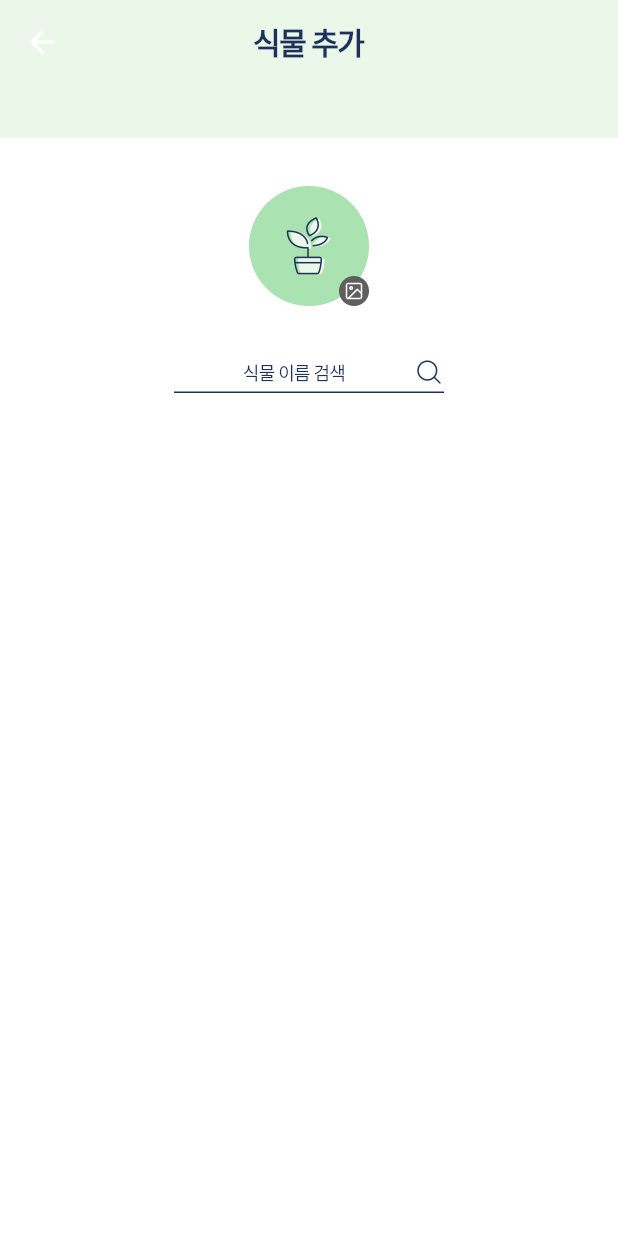
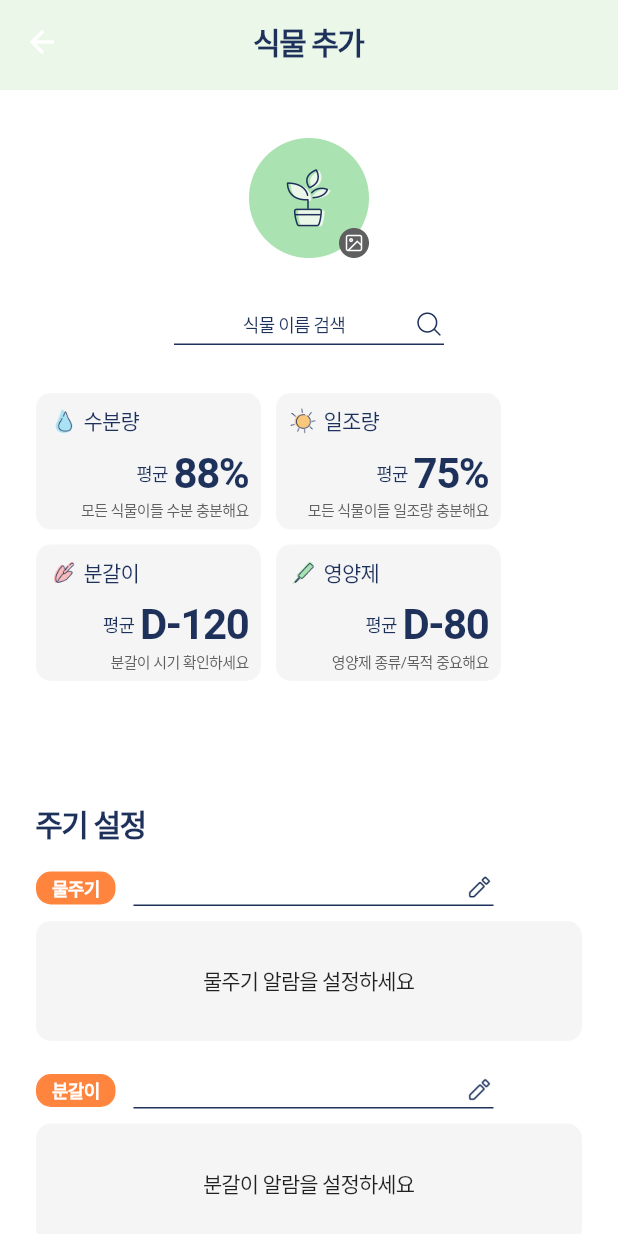
Before and after one commit to sungheeyoon/flutter-plant-plan, a Flutter app: the AddScreen screen opened directly, on a phone screen of 412 x 824 dp. Run offline on Flutter 3.47's test engine with Material 2 defaults, Android fonts, the phone set to English and light mode, and no system bars; our stand-ins replace shared_preferences; missing offline and left inert: snapping_sheet; accounts and stored records are empty; network calls fail; Roboto replaces fonts that are missing (Pretendard); statements that could not run were skipped.

Commit message:
Finished Add Screen

```diff
--- a/lib/screens/add_screen.dart
+++ b/lib/screens/add_screen.dart
@@ -1,4 +1,5 @@
 import 'package:flutter/material.dart';
+import 'package:plant_plan/screens/snapping_screen.dart';
 import 'package:plant_plan/widgets/image_box.dart';
 
 class AddScreen extends StatelessWidget {
@@ -8,7 +9,7 @@ class AddScreen extends StatelessWidget {
   Widget build(BuildContext context) {
     return Scaffold(
       appBar: PreferredSize(
-        preferredSize: const Size.fromHeight(92.0),
+        preferredSize: const Size.fromHeight(60.0),
         child: AppBar(
           elevation: 0,
           backgroundColor: const Color.fromRGBO(235, 247, 232, 1),
@@ -20,18 +21,26 @@ class AddScreen extends StatelessWidget {
           centerTitle: true,
         ),
       ),
-      body: Padding(
+      body: SingleChildScrollView(
+        child: Padding(
           padding: const EdgeInsets.fromLTRB(24, 32, 24, 0),
-        child: Center(
+          child: Column(
+            crossAxisAlignment: CrossAxisAlignment.start,
+            children: [
+              Center(
                 child: Column(
                   children: [
                     Stack(
                       alignment: AlignmentDirectional.bottomEnd,
                       children: const [
                         ImageBox(
-                      imageUri: 'assets/images/pot.png', width: 80, height: 80),
+                            imageUri: 'assets/images/pot.png',
+                            width: 80,
+                            height: 80),
                         ImageBox(
-                      imageUri: 'assets/icons/img.png', width: 20, height: 20)
+                            imageUri: 'assets/icons/img.png',
+                            width: 20,
+                            height: 20)
                       ],
                     ),
                     const SizedBox(
@@ -40,10 +49,8 @@ class AddScreen extends StatelessWidget {
                     SizedBox(
                       width: 180,
                       child: TextField(
-                  style: Theme.of(context)
-                      .textTheme
-                      .bodySmall!
-                      .copyWith(color: const Color.fromRGBO(29, 49, 91, 1)),
+                        style: Theme.of(context).textTheme.bodySmall!.copyWith(
+                            color: const Color.fromRGBO(29, 49, 91, 1)),
                         textAlign: TextAlign.center,
                         decoration: const InputDecoration(
                           suffixIconConstraints:
@@ -55,13 +62,82 @@ class AddScreen extends StatelessWidget {
                           isCollapsed: true,
                           contentPadding: EdgeInsets.symmetric(vertical: 5),
                           hintText: '식물 이름 검색',
-                    hintStyle: TextStyle(color: Color.fromRGBO(29, 49, 91, 1)),
+                          hintStyle:
+                              TextStyle(color: Color.fromRGBO(29, 49, 91, 1)),
                           enabledBorder: UnderlineInputBorder(
                             borderSide: BorderSide(
                                 width: 1, color: Color.fromRGBO(29, 49, 91, 1)),
                           ),
                         ),
                       ),
+                    ),
+                    const SizedBox(
+                      height: 32,
+                    ),
+                    Row(children: const [
+                      SnappingContainer(
+                          imageUrl: "assets/images/management/humid.png",
+                          title: "수분량",
+                          measure: "88%",
+                          explain: "모든 식물이들 수분 충분해요"),
+                      SizedBox(
+                        width: 10,
+                      ),
+                      SnappingContainer(
+                          imageUrl: "assets/images/management/sun.png",
+                          title: "일조량",
+                          measure: "75%",
+                          explain: "모든 식물이들 일조량 충분해요"),
+                    ]),
+                    const SizedBox(
+                      height: 10,
+                    ),
+                    Row(children: const [
+                      SnappingContainer(
+                          imageUrl: "assets/images/management/division.png",
+                          title: "분갈이",
+                          measure: "D-120",
+                          explain: "분갈이 시기 확인하세요"),
+                      SizedBox(
+                        width: 10,
+                      ),
+                      SnappingContainer(
+                          imageUrl: "assets/images/management/nutrient.png",
+                          title: "영양제",
+                          measure: "D-80",
+                          explain: "영양제 종류/목적 중요해요")
+                    ])
+                  ],
+                ),
+              ),
+              Column(
+                crossAxisAlignment: CrossAxisAlignment.start,
+                children: [
+                  const SizedBox(
+                    height: 80,
+                  ),
+                  Text("주기 설정",
+                      style: Theme.of(context)
+                          .textTheme
+                          .headlineLarge!
+                          .copyWith(
+                              color: const Color.fromRGBO(29, 49, 91, 1))),
+                  const SizedBox(
+                    height: 16,
+                  ),
+                  const SettingCard(title: "물주기"),
+                  const SizedBox(
+                    height: 21,
+                  ),
+                  const SettingCard(title: "분갈이"),
+                  const SizedBox(
+                    height: 21,
+                  ),
+                  const SettingCard(title: "영양제"),
+                  const SizedBox(
+                    height: 141,
+                  ),
+                ],
               )
             ],
           ),
@@ -70,3 +146,82 @@ class AddScreen extends StatelessWidget {
     );
   }
 }
+
+class SettingCard extends StatelessWidget {
+  final String title;
+  const SettingCard({
+    Key? key,
+    required this.title,
+  }) : super(key: key);
+
+  @override
+  Widget build(BuildContext context) {
+    return Column(
+      children: [
+        Row(
+          children: [
+            Container(
+              height: 22,
+              width: 53,
+              decoration: BoxDecoration(
+                color: const Color.fromRGBO(255, 133, 63, 1),
+                borderRadius: const BorderRadius.horizontal(
+                    right: Radius.circular(10), left: Radius.circular(10)),
+                border: Border.all(
+                  width: 1,
+                  color: const Color.fromRGBO(255, 133, 63, 1),
+                ),
+              ),
+              child: Center(
+                child: Text(
+                  title,
+                  style: Theme.of(context)
+                      .textTheme
+                      .labelMedium!
+                      .copyWith(color: Colors.white),
+                  textAlign: TextAlign.center,
+                ),
+              ),
+            ),
+            const SizedBox(
+              width: 12,
+            ),
+            SizedBox(
+              width: 240,
+              child: TextField(
+                style: Theme.of(context)
+                    .textTheme
+                    .bodySmall!
+                    .copyWith(color: const Color.fromRGBO(29, 49, 91, 1)),
+                textAlign: TextAlign.center,
+                decoration: const InputDecoration(
+                  suffixIconConstraints:
+                      BoxConstraints(minHeight: 20, minWidth: 20),
+                  suffixIcon: ImageBox(
+                      imageUri: "assets/icons/pen.png", width: 1, height: 1),
+                  isCollapsed: true,
+                  contentPadding: EdgeInsets.symmetric(vertical: 5),
+                  enabledBorder: UnderlineInputBorder(
+                    borderSide: BorderSide(
+                        width: 1, color: Color.fromRGBO(29, 49, 91, 1)),
+                  ),
+                ),
+              ),
+            ),
+          ],
+        ),
+        const SizedBox(
+          height: 10,
+        ),
+        Container(
+            height: 80,
+            decoration: BoxDecoration(
+                color: const Color.fromRGBO(245, 245, 245, 1),
+                borderRadius: BorderRadius.circular(10)),
+            child: Center(
+              child: Text("$title 알람을 설정하세요"),
+            )),
+      ],
+    );
+  }
+}
--- a/pubspec.yaml
+++ b/pubspec.yaml
@@ -83,6 +83,7 @@ flutter:
     - assets/icons/favorite.png
     - assets/icons/img.png
     - assets/icons/search.png
+    - assets/icons/pen.png
 
     - assets/icons/navbar/home.png
     - assets/icons/navbar/post.png
```
Also changed, not shown: assets/icons/pen.png (added). Lines whose indentation alone changed are shown as unchanged.
